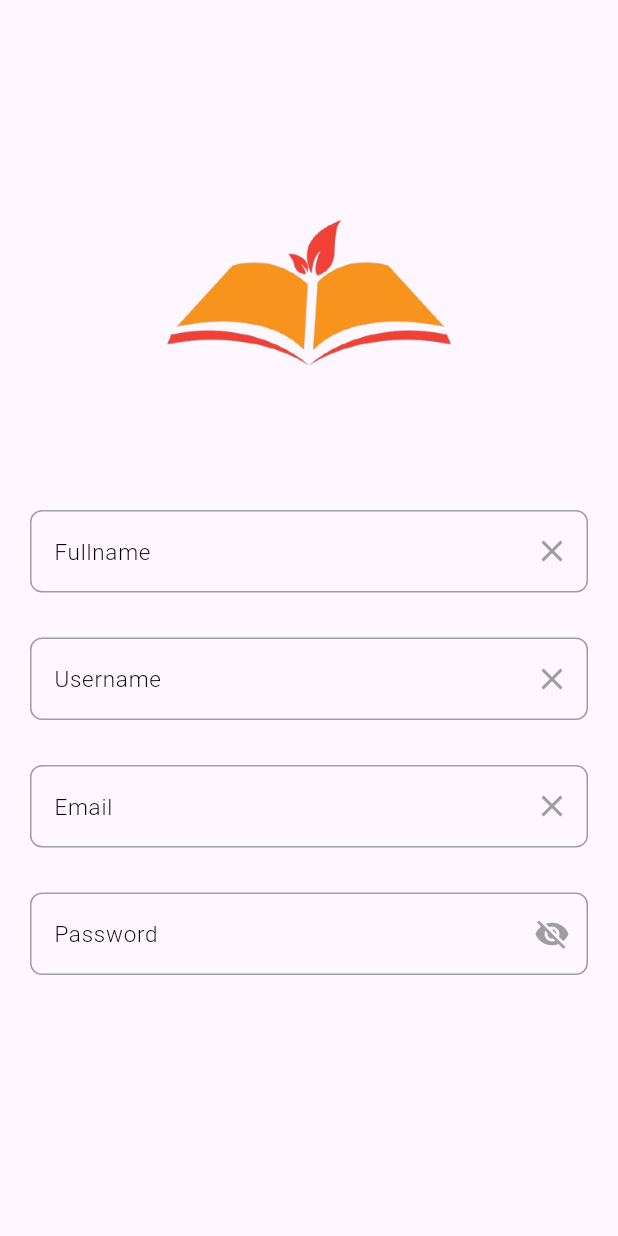
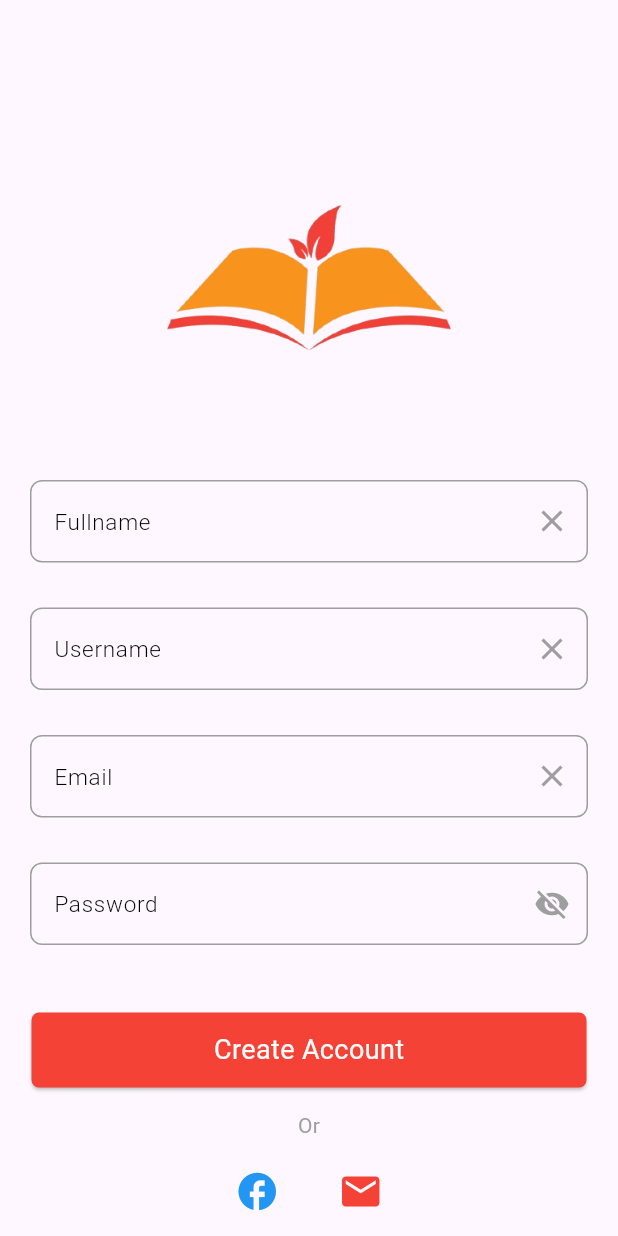
Before and after one commit to SourngRithysak/book_app, a Flutter app: the AccountRegistration screen opened directly, on a phone screen of 412 x 824 dp. Run offline on Flutter 3.47's test engine with Material 3 defaults, Android fonts, the light colour scheme and no system bars; our stand-ins replace animated_splash_screen, lottie.

Commit message:
edit more

```diff
--- a/lib/screens/account_registration.dart
+++ b/lib/screens/account_registration.dart
@@ -1,16 +1,17 @@
 // ignore_for_file: camel_case_types
 
 import 'package:flutter/material.dart';
+import 'package:homeworks_01/screens/account_options_screen.dart';
+import 'package:homeworks_01/screens/login_screen.dart';
 
-class AccountRegistration extends StatefulWidget{
+class AccountRegistration extends StatefulWidget {
   const AccountRegistration({super.key});
 
   @override
   State<AccountRegistration> createState() => _accountStateRegistration();
 }
 
-class _accountStateRegistration extends State<AccountRegistration>{
-
+class _accountStateRegistration extends State<AccountRegistration> {
   @override
   Widget build(BuildContext context) {
     return Scaffold(
@@ -22,23 +23,27 @@ class _accountStateRegistration extends State<AccountRegistration>{
             _fullName,
             _userName,
             _email,
-            _password
+            _password,
+            _createBtn,
+            _or,
+            _faceAndMail,
+            _login(context)
           ],
         ),
       ),
     );
   }
 
-  Widget get _logo{
+  Widget get _logo {
     return Center(
       child: Padding(
-        padding: const EdgeInsets.only(top: 60, bottom: 10),
+        padding: const EdgeInsets.only(top: 50, bottom: 0),
         child: Image.asset("assets/images/book_logo.png", width: 270),
       ),
     );
   }
 
-  Widget get _fullName{
+  Widget get _fullName {
     return Padding(
       padding: EdgeInsets.only(top: 0, right: 20, left: 20, bottom: 15),
       child: TextFormField(
@@ -48,23 +53,23 @@ class _accountStateRegistration extends State<AccountRegistration>{
           labelStyle: TextStyle(
             fontSize: 15,
             fontWeight: FontWeight.w300,
-            color: Colors.black
+            color: Colors.black,
           ),
-          suffixIcon: Icon(Icons.close, color: Colors.grey,),
+          suffixIcon: Icon(Icons.close, color: Colors.grey),
           focusedBorder: OutlineInputBorder(
             borderRadius: BorderRadius.all(Radius.circular(8)),
-            borderSide: BorderSide(color: Colors.grey, width: 1)
+            borderSide: BorderSide(color: Colors.grey, width: 1),
           ),
           enabledBorder: OutlineInputBorder(
             borderRadius: BorderRadius.all(Radius.circular(8)),
-            borderSide: BorderSide(color: Colors.grey, width: 1)
-          )
+            borderSide: BorderSide(color: Colors.grey, width: 1),
+          ),
         ),
       ),
     );
   }
 
-  Widget get _userName{
+  Widget get _userName {
     return Padding(
       padding: EdgeInsets.only(top: 15, right: 20, left: 20, bottom: 15),
       child: TextFormField(
@@ -74,23 +79,23 @@ class _accountStateRegistration extends State<AccountRegistration>{
           labelStyle: TextStyle(
             fontSize: 15,
             fontWeight: FontWeight.w300,
-            color: Colors.black
+            color: Colors.black,
           ),
-          suffixIcon: Icon(Icons.close, color: Colors.grey,),
+          suffixIcon: Icon(Icons.close, color: Colors.grey),
           focusedBorder: OutlineInputBorder(
             borderRadius: BorderRadius.all(Radius.circular(8)),
-            borderSide: BorderSide(color: Colors.grey, width: 1)
+            borderSide: BorderSide(color: Colors.grey, width: 1),
           ),
           enabledBorder: OutlineInputBorder(
             borderRadius: BorderRadius.all(Radius.circular(8)),
-            borderSide: BorderSide(color: Colors.grey, width: 1)
-          )
+            borderSide: BorderSide(color: Colors.grey, width: 1),
+          ),
         ),
       ),
     );
   }
 
-  Widget get _email{
+  Widget get _email {
     return Padding(
       padding: EdgeInsets.only(top: 15, right: 20, left: 20, bottom: 15),
       child: TextFormField(
@@ -100,25 +105,25 @@ class _accountStateRegistration extends State<AccountRegistration>{
           labelStyle: TextStyle(
             fontSize: 15,
             fontWeight: FontWeight.w300,
-            color: Colors.black
+            color: Colors.black,
           ),
-          suffixIcon: Icon(Icons.close, color: Colors.grey,),
+          suffixIcon: Icon(Icons.close, color: Colors.grey),
           focusedBorder: OutlineInputBorder(
             borderRadius: BorderRadius.all(Radius.circular(8)),
-            borderSide: BorderSide(color: Colors.grey, width: 1)
+            borderSide: BorderSide(color: Colors.grey, width: 1),
           ),
           enabledBorder: OutlineInputBorder(
             borderRadius: BorderRadius.all(Radius.circular(8)),
-            borderSide: BorderSide(color: Colors.grey, width: 1)
-          )
+            borderSide: BorderSide(color: Colors.grey, width: 1),
+          ),
         ),
       ),
     );
   }
 
-  Widget get _password{
+  Widget get _password {
     return Padding(
-      padding: EdgeInsets.only(top: 15, right: 20, left: 20, bottom: 15),
+      padding: EdgeInsets.only(top: 15, right: 20, left: 20, bottom:45),
       child: TextFormField(
         style: TextStyle(fontSize: 15, color: Colors.black),
         decoration: InputDecoration(
@@ -126,17 +131,127 @@ class _accountStateRegistration extends State<AccountRegistration>{
           labelStyle: TextStyle(
             fontSize: 15,
             fontWeight: FontWeight.w300,
-            color: Colors.black
+            color: Colors.black,
           ),
-          suffixIcon: Icon(Icons.visibility_off, color: Colors.grey,),
+          suffixIcon: Icon(Icons.visibility_off, color: Colors.grey),
           focusedBorder: OutlineInputBorder(
             borderRadius: BorderRadius.all(Radius.circular(8)),
-            borderSide: BorderSide(color: Colors.grey, width: 1)
+            borderSide: BorderSide(color: Colors.grey, width: 1),
           ),
           enabledBorder: OutlineInputBorder(
             borderRadius: BorderRadius.all(Radius.circular(8)),
-            borderSide: BorderSide(color: Colors.grey, width: 1)
-          )
+            borderSide: BorderSide(color: Colors.grey, width: 1),
+          ),
+        ),
+      ),
+    );
+  }
+
+  Widget get _createBtn {
+    return SizedBox(
+      width: 370,
+      height: 50,
+      child: ElevatedButton(
+        style: ElevatedButton.styleFrom(
+          backgroundColor: Colors.red,
+          foregroundColor: Colors.white,
+          shape: RoundedRectangleBorder(borderRadius: BorderRadius.circular(5)),
+        ),
+        onPressed: () {},
+        child: Text(
+          'Create Account',
+          style: Theme.of(
+            context,
+          ).textTheme.bodyMedium!.copyWith(color: Colors.white, fontSize: 18),
+        ),
+      ),
+    );
+  }
+
+  Widget get _or {
+    return Padding(
+      padding: const EdgeInsets.only(top: 15, bottom: 10),
+      child: Text("Or", style: TextStyle(color: Colors.grey)),
+    );
+  }
+
+  Widget get _faceAndMail {
+    return Center(
+      child: Padding(
+        padding: const EdgeInsets.only(top: 0, bottom: 10),
+        child: Row(
+          mainAxisAlignment: MainAxisAlignment.center,
+          children: [
+            SizedBox(
+              child: TextButton(
+                style: ButtonStyle(
+                  foregroundColor: WidgetStateProperty.all(Colors.black),
+                ),
+                onPressed: () {
+                  Navigator.push(
+                    context,
+                    MaterialPageRoute(
+                      builder: (context) => AccountOptionsScreen(),
+                    ),
+                  );
+                },
+                child: Icon(Icons.facebook_sharp, color: Colors.blue, size: 30),
+              ),
+            ),
+            SizedBox(width: 5),
+            SizedBox(
+              child: TextButton(
+                style: ButtonStyle(
+                  foregroundColor: WidgetStateProperty.all(Colors.black),
+                ),
+                onPressed: () {
+                  Navigator.push(
+                    context,
+                    MaterialPageRoute(
+                      builder: (context) => AccountOptionsScreen(),
+                    ),
+                  );
+                },
+                child: Icon(Icons.mail, color: Colors.red, size: 30),
+              ),
+            ),
+          ],
+        ),
+      ),
+    );
+  }
+
+  Widget _login(BuildContext context) {
+    return Center(
+      child: Padding(
+        padding: EdgeInsets.only(top: 0),
+        child: Row(
+          mainAxisAlignment: MainAxisAlignment.center,
+          children: [
+            SizedBox(
+              child: Text(
+                "Already have an account?",
+                style: TextStyle(color: Colors.grey, fontSize: 18),
+              ),
+            ),
+            SizedBox(width: 5),
+            SizedBox(
+              child: TextButton(
+                style: ButtonStyle(
+                  foregroundColor: WidgetStateProperty.all(Colors.black),
+                ),
+                onPressed: () {
+                  Navigator.push(
+                    context,
+                    MaterialPageRoute(
+                      builder: (context) => LoginScreen(),
+                    ),
+                  );
+                },
+                child: Text('Log In', style: TextStyle(fontSize: 18)),
+              ),
+            ),
+          ],
         ),
       ),
     );
```
